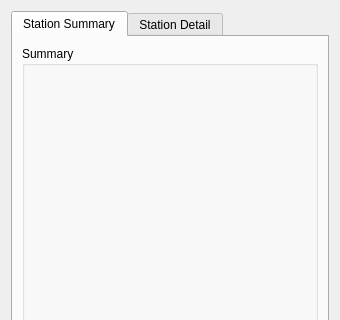
Old version of the form mtpy/gui/SmartMT/ui_asset/station_status.ui in the repository MTgeophysics/mtpy; both pictures show x 0 to 340 and y 0 to 320 of the 340 by 537 pixel window.
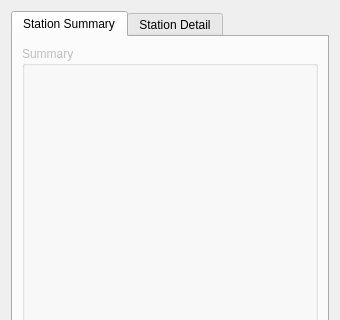
New version of the form. The open tabs and pages were chosen to show the change.

Commit message: fixed station summary

Diff of the .ui file:
```diff
--- a/mtpy/gui/SmartMT/ui_asset/station_status.ui
+++ b/mtpy/gui/SmartMT/ui_asset/station_status.ui
@@ -16,16 +16,25 @@
   <layout class="QVBoxLayout" name="verticalLayout">
    <item>
     <widget class="QTabWidget" name="tabWidget">
+     <property name="enabled">
+      <bool>true</bool>
+     </property>
      <property name="currentIndex">
       <number>1</number>
      </property>
      <widget class="QWidget" name="tab_summary">
+      <property name="enabled">
+       <bool>false</bool>
+      </property>
       <attribute name="title">
        <string>Station Summary</string>
       </attribute>
       <layout class="QVBoxLayout" name="verticalLayout_2">
        <item>
         <widget class="QGroupBox" name="groupBox_2">
+         <property name="enabled">
+          <bool>false</bool>
+         </property>
          <property name="title">
           <string>Summary</string>
          </property>
```
Lines whose indentation alone changed are shown as unchanged. The commit also changes 5 other files.
